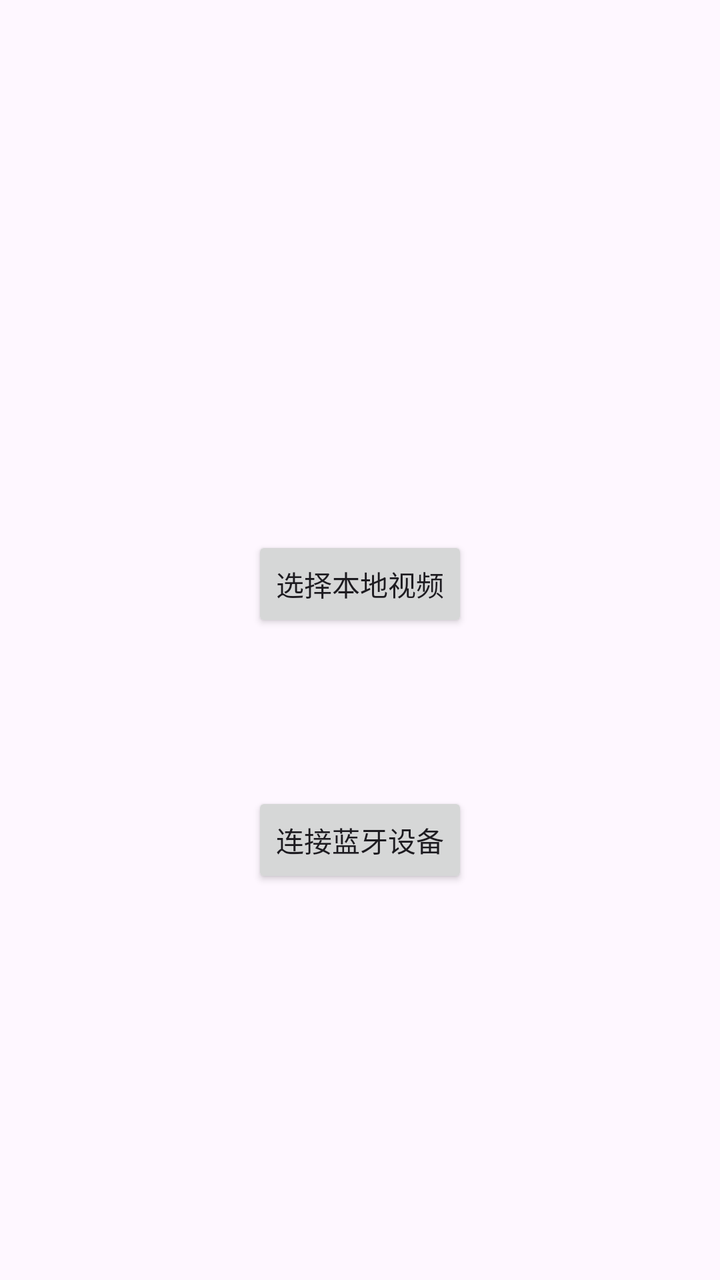
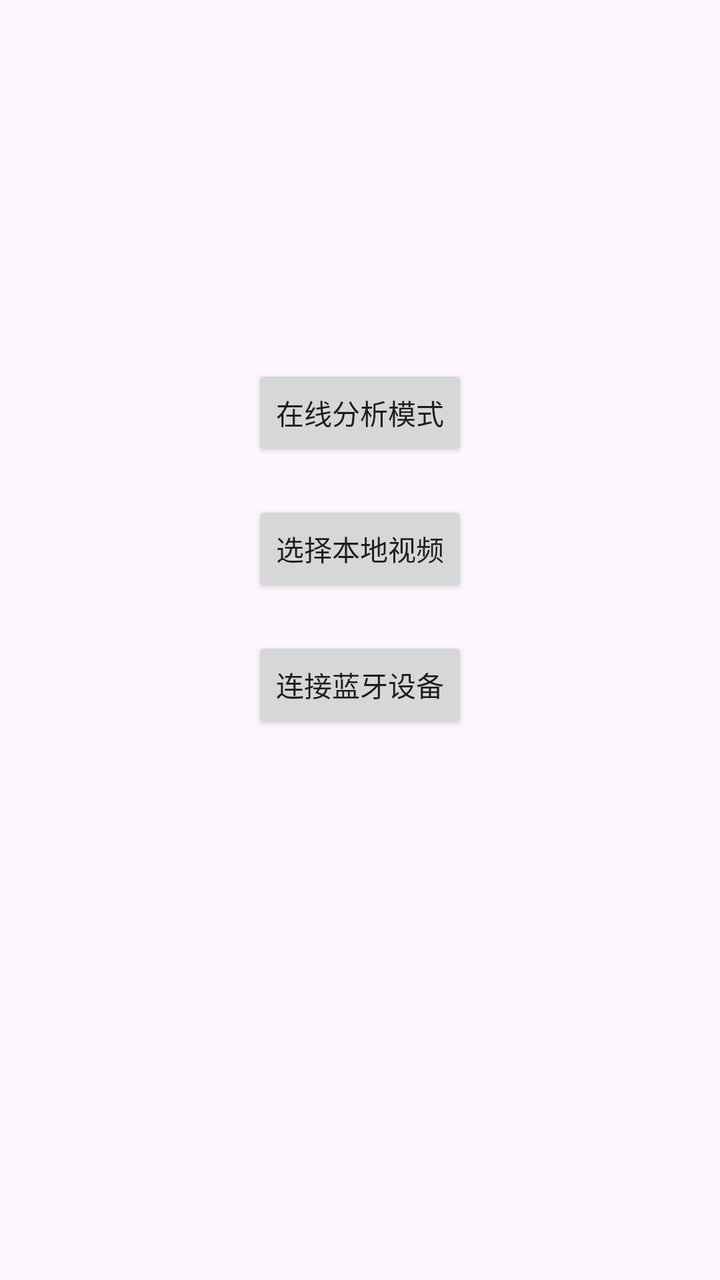

An Android layout rendered at two revisions. The XML below is the earlier revision; the diff shows what the commit changed to produce the second picture.
<!-- AndroidManifest.xml: application theme Theme.Helloworld -->
<!-- res/layout/activity_main.xml -->
<?xml version="1.0" encoding="utf-8"?>
<androidx.constraintlayout.widget.ConstraintLayout xmlns:android="http://schemas.android.com/apk/res/android"
    xmlns:app="http://schemas.android.com/apk/res-auto"
    android:layout_width="match_parent"
    android:layout_height="match_parent">

    

    

    <Button
        android:id="@+id/btnSelectVideo"
        android:layout_width="wrap_content"
        android:layout_height="wrap_content"
        android:layout_marginTop="268dp"
        android:text="选择本地视频"
        app:layout_constraintEnd_toEndOf="parent"
        app:layout_constraintStart_toStartOf="parent"
        app:layout_constraintTop_toTopOf="parent" />

    <Button
        android:id="@+id/btnConnectBluetooth"
        android:layout_width="wrap_content"
        android:layout_height="wrap_content"
        android:layout_marginTop="80dp"
        android:text="连接蓝牙设备"
        app:layout_constraintEnd_toEndOf="parent"
        app:layout_constraintStart_toStartOf="parent"
        app:layout_constraintTop_toBottomOf="@id/btnSelectVideo" />


</androidx.constraintlayout.widget.ConstraintLayout>
<!-- resources referenced by this layout -->
<resources>
  <style name="Theme.Helloworld" parent="Base.Theme.Helloworld" />
  <style name="Base.Theme.Helloworld" parent="Theme.Material3.DayNight.NoActionBar">
          
          
      </style>
</resources>

<!-- the commit's change to res/layout/activity_main.xml (unified diff, before → after) -->
@@ -1,32 +1,50 @@
 <?xml version="1.0" encoding="utf-8"?>
 <androidx.constraintlayout.widget.ConstraintLayout xmlns:android="http://schemas.android.com/apk/res/android"
     xmlns:app="http://schemas.android.com/apk/res-auto"
+    xmlns:tools="http://schemas.android.com/tools"
     android:layout_width="match_parent"
     android:layout_height="match_parent">
 
-    
+    <androidx.constraintlayout.widget.Guideline
+        android:id="@+id/guideline_vertical"
+        android:layout_width="wrap_content"
+        android:layout_height="wrap_content"
+        android:orientation="vertical"
+        app:layout_constraintGuide_percent="0.5" />
 
-    
+    <Button
+        android:id="@+id/btnOnlineAnalysis"
+        android:layout_width="wrap_content"
+        android:layout_height="wrap_content"
+        android:text="在线分析模式"
+        app:layout_constraintBottom_toTopOf="@+id/btnSelectVideo"
+        app:layout_constraintEnd_toEndOf="parent"
+        app:layout_constraintStart_toStartOf="parent"
+        app:layout_constraintTop_toTopOf="parent"
+        app:layout_constraintVertical_bias="0.4"
+        app:layout_constraintVertical_chainStyle="packed" />
 
     <Button
         android:id="@+id/btnSelectVideo"
         android:layout_width="wrap_content"
         android:layout_height="wrap_content"
-        android:layout_marginTop="268dp"
+        android:layout_marginTop="20dp"
         android:text="选择本地视频"
+        app:layout_constraintBottom_toTopOf="@+id/btnConnectBluetooth"
         app:layout_constraintEnd_toEndOf="parent"
         app:layout_constraintStart_toStartOf="parent"
-        app:layout_constraintTop_toTopOf="parent" />
+        app:layout_constraintTop_toBottomOf="@+id/btnOnlineAnalysis" />
 
     <Button
         android:id="@+id/btnConnectBluetooth"
         android:layout_width="wrap_content"
         android:layout_height="wrap_content"
-        android:layout_marginTop="80dp"
+        android:layout_marginTop="20dp"
         android:text="连接蓝牙设备"
+        app:layout_constraintBottom_toBottomOf="parent"
         app:layout_constraintEnd_toEndOf="parent"
         app:layout_constraintStart_toStartOf="parent"
-        app:layout_constraintTop_toBottomOf="@id/btnSelectVideo" />
-
+        app:layout_constraintTop_toBottomOf="@+id/btnSelectVideo"
+        app:layout_constraintVertical_bias="0.0" />
 
 </androidx.constraintlayout.widget.ConstraintLayout>
